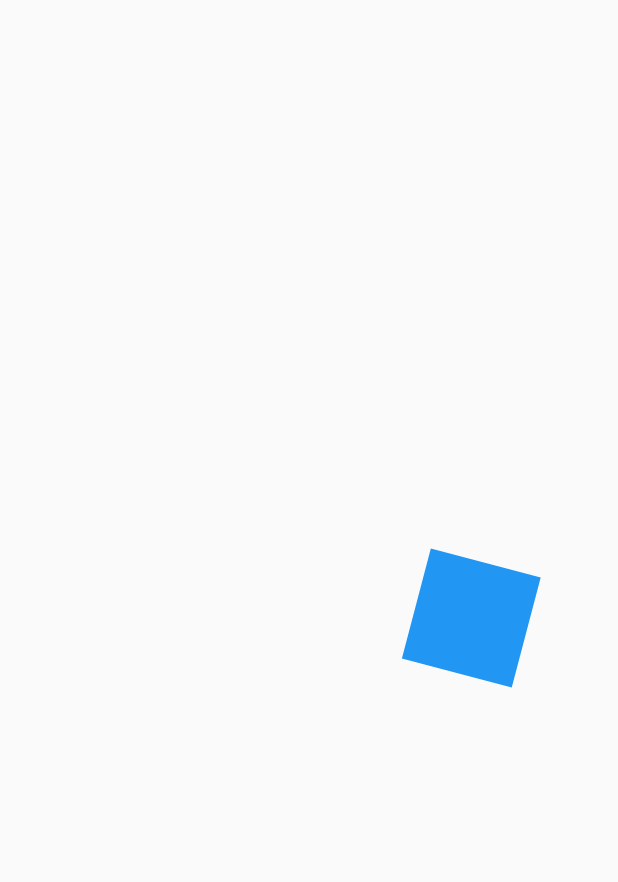
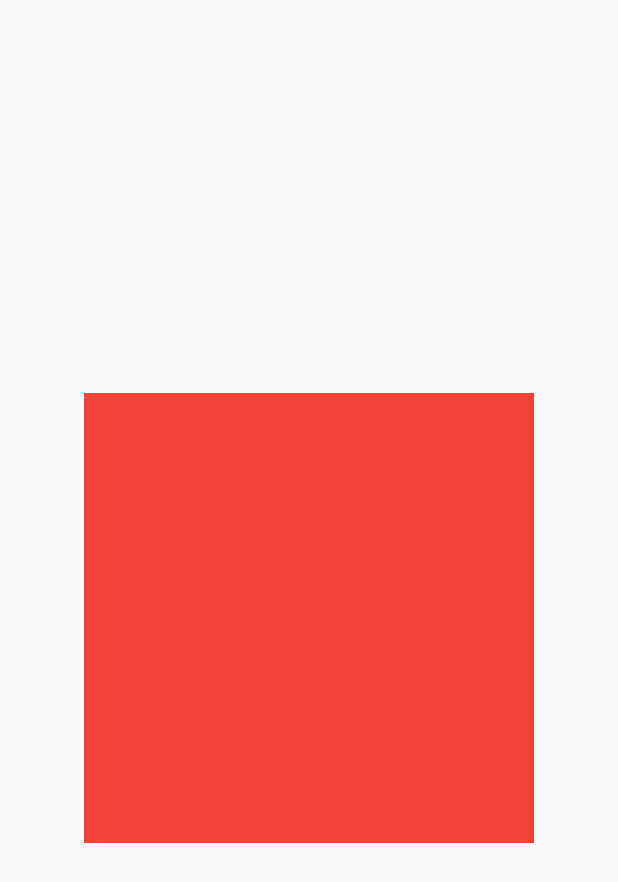
Before and after one commit to Adel-Cabrera/Flutter-UX-UI-Designs, a Flutter app: the screen it shows after launch, on a phone screen of 412 x 824 dp. Shown: the top 882 px of the screen. Run offline on Flutter 3.47's test engine with Material 2 defaults, Android fonts, the phone set to English and light mode, and no system bars.

Commit message:
Finished container effects with AnimationController & Animation & Transition.translate

```diff
--- a/lib/main.dart
+++ b/lib/main.dart
@@ -1,5 +1,7 @@
 import 'package:flutter/material.dart';
+import 'package:flutterexuxuii/src/challenges/cuadrado_animado.dart';
 import 'package:flutterexuxuii/src/pages/animaciones_page.dart';
+import 'package:flutterexuxuii/src/pages/circular_progress_page.dart';
 import 'package:flutterexuxuii/src/pages/headers_page.dart';
 
 void main() => runApp(
@@ -17,7 +19,9 @@ class MyApp extends StatelessWidget {
       },
       title: 'Diseños App',
       home: //HeadersPage(),
-          AnimacionesPage(),
+          // AnimacionesPage(),
+          // CuadradoAnimadoPage(),
+          CircularProgressPage(),
     );
   }
 }
--- /dev/null
+++ b/lib/src/pages/circular_progress_page.dart
@@ -0,0 +1,22 @@
+import 'package:flutter/material.dart';
+
+class CircularProgressPage extends StatefulWidget {
+  @override
+  _CircularProgressPageState createState() => _CircularProgressPageState();
+}
+
+class _CircularProgressPageState extends State<CircularProgressPage> {
+  @override
+  Widget build(BuildContext context) {
+    return Scaffold(
+      body: Center(
+        child: Container(
+          width: 300.0,
+          height: 300.0,
+          color: Colors.red,
+          child: CustomPaint(),
+        ),
+      ),
+    );
+  }
+}
```
Also changed, not shown: lib/src/challenges/cuadrado_animado.dart (added, +126 -0 lines), lib/src/pages/animaciones_page.dart (+12 -1 lines).
